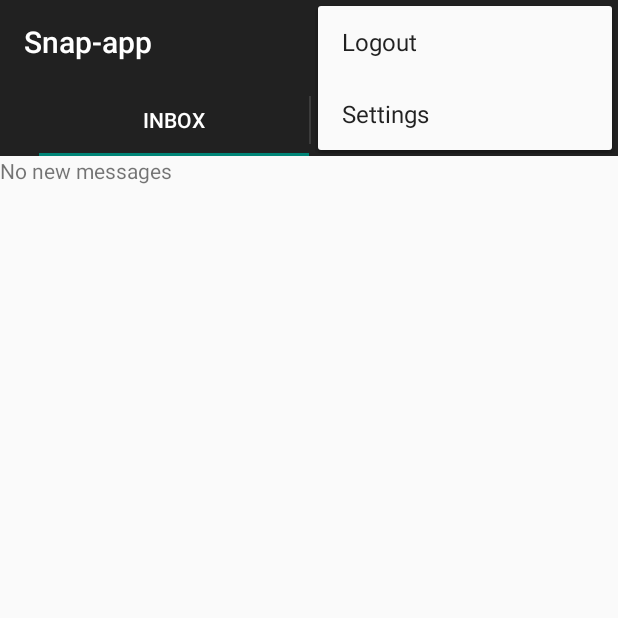
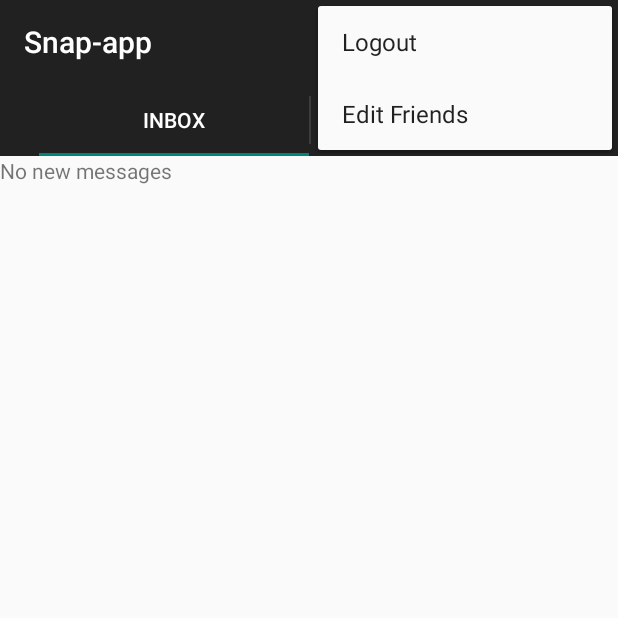
Before and after one commit to aman22275/snapApp, an Android app: the screen it shows after launch (MainActivity), with the options menu open, on a phone screen of 412 x 824 dp, the top half of it. Run offline under Robolectric (Android 15) with nearby library versions, the phone set to English and light mode, and no system bars; libraries missing offline, so code that uses them is left out: com.parse; 5 statements that could not run were skipped.

Commit message:
initial commit

```diff
--- a/app/src/main/java/com/example/singh/snap_app/SnapappApplication.java
+++ b/app/src/main/java/com/example/singh/snap_app/SnapappApplication.java
@@ -3,6 +3,7 @@ package com.example.singh.snap_app;
 import android.app.Application;
 
 import com.parse.Parse;
+import com.parse.ParseObject;
 
 
 public class SnapappApplication extends Application {
--- a/app/src/main/java/com/example/singh/snap_app/loginActivity.java
+++ b/app/src/main/java/com/example/singh/snap_app/loginActivity.java
@@ -6,11 +6,11 @@ import android.support.v7.app.AppCompatActivity;
 import android.view.Menu;
 import android.view.MenuItem;
 import android.view.View;
+import android.view.Window;
 import android.widget.Button;
 import android.widget.EditText;
 import android.widget.TextView;
 import android.widget.Toast;
-
 import com.parse.LogInCallback;
 import com.parse.ParseUser;
 
--- a/app/src/main/res/menu/menu_main.xml
+++ b/app/src/main/res/menu/menu_main.xml
@@ -2,12 +2,14 @@
     xmlns:app="http://schemas.android.com/apk/res-auto"
     xmlns:tools="http://schemas.android.com/tools"
      tools:context=".MainActivity">
-    <item android:id="@+id/action_settings"
-        android:title="@string/action_settings"
-        android:orderInCategory="100"
-        app:showAsAction="never" />
+
 
      <item
          android:id="@+id/logout_action"
          android:title="@string/menu_logout_label" />
+
+     <item
+         android:id="@+id/edit_friends"
+
+         android:title="@string/menu_edit_friends" />
 </menu>
--- a/app/src/main/res/values/strings.xml
+++ b/app/src/main/res/values/strings.xml
@@ -16,10 +16,11 @@
     <string name="sign_up_textview">Sign up</string>
     <string name="title_activity_signup">signupActivity</string>
     <string name="email_signup">Email</string>
-
+<string name="menu_edit_friends">Edit Friends</string>
     <string name="signup_dialog_error_message">Please make sue you enter Username , password or email</string>
 <string name="signup_dialog_title">oopsss!!!</string>
     <string name="menu_logout_label">Logout</string>
     <string name="empty_inbox_label">No new messages</string>
     <string name="empty_friends_label">No friends </string>
+    <string name="title_activity_edit_friends">EditFriends</string>
 </resources>
```
Also changed, not shown: app/src/main/AndroidManifest.xml (+11 -3 lines), app/src/main/java/com/example/singh/snap_app/EditFriends.java (added, +38 -0 lines), app/src/main/java/com/example/singh/snap_app/MainActivity.java (+7 -4 lines), app/src/main/res/layout/activity_edit_friends.xml (added, +13 -0 lines), app/src/main/res/menu/menu_edit_friends.xml (added, +7 -0 lines), 2 other files.
